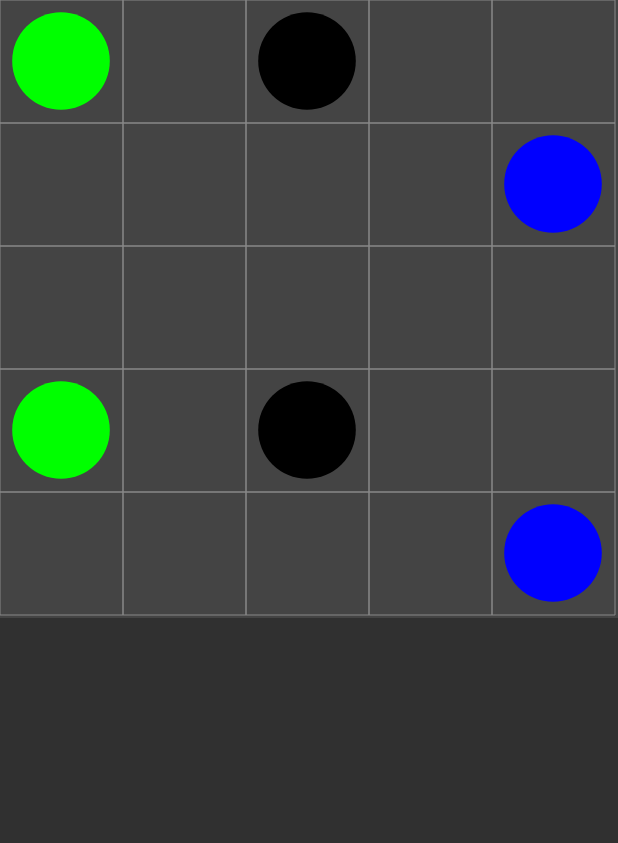
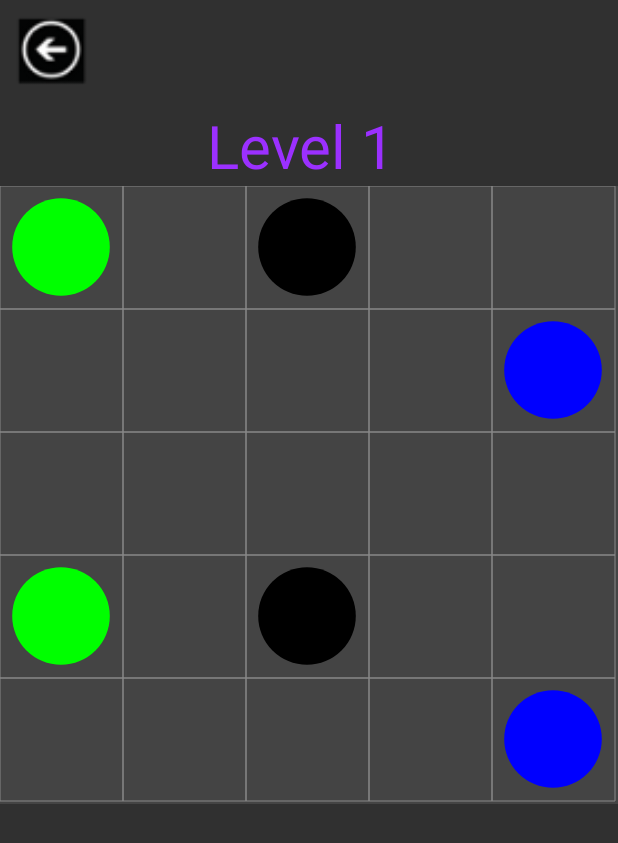
Before and after one commit to maggask/FlowFreeApp, an Android app: the GameActivity screen opened directly, with no data from a screen before it, on a phone screen of 412 x 824 dp. Shown: the top 843 px of the screen. Run offline under Robolectric (Android 15) with nearby library versions, the phone set to English and light mode, and no system bars.

```diff
--- a/app/src/main/res/layout/activity_game.xml
+++ b/app/src/main/res/layout/activity_game.xml
@@ -3,7 +3,18 @@
 <LinearLayout xmlns:android="http://schemas.android.com/apk/res/android"
               android:orientation="vertical"
               android:layout_width="match_parent"
-              android:layout_height="match_parent">
+              android:layout_height="match_parent" android:weightSum="1">
+    <ImageView
+            android:layout_width="70dp"
+            android:layout_height="70dp"
+            android:id="@+id/backButton" android:src="@drawable/backbutton" android:padding="5dp"
+            android:onClick="backClick" android:clickable="true"/>
+    <TextView
+            android:layout_width="wrap_content"
+            android:layout_height="wrap_content"
+            android:text="Level 1 "
+            android:id="@+id/textView" android:layout_gravity="center_horizontal" android:textSize="40dp"
+            android:textColor="#ff9b30ff"/>
     <is.ru.flowfreeapp.app.Board
             android:id="@+id/board"
             android:layout_width="fill_parent"
```
Also changed, not shown: app/src/main/java/is/ru/flowfreeapp/app/GameActivity.java (+14 -0 lines).
